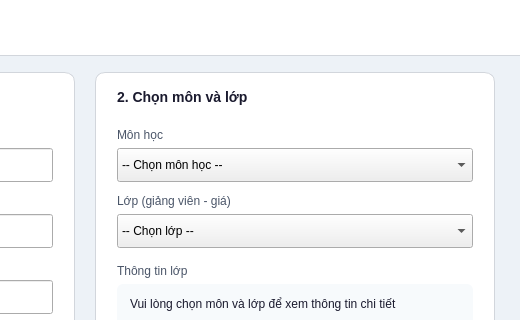
This is frontend/ui/employee_register.ui in abcxyzawe/BaiTapLonPy as Qt 5 draws it before an edit; both pictures show x 580 to 1100 and y 0 to 320 of the 1100 by 700 pixel window. The edited form follows.
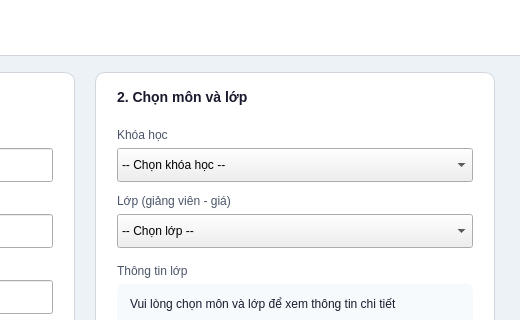
This is the edited form.

Commit message: ui: rename 'mon hoc' -> 'khoa hoc' (scope ngoai khoa)

```diff
--- a/frontend/ui/employee_register.ui
+++ b/frontend/ui/employee_register.ui
@@ -105,11 +105,11 @@
     <widget class="QLabel" name="lblCourseSelect">
      <property name="geometry"><rect><x>22</x><y>54</y><width>360</width><height>18</height></rect></property>
      <property name="styleSheet"><string notr="true">color: #4a5568; font-size: 12px; background: transparent;</string></property>
-     <property name="text"><string>Môn học</string></property>
+     <property name="text"><string>Khóa học</string></property>
     </widget>
     <widget class="QComboBox" name="cboCourse">
      <property name="geometry"><rect><x>22</x><y>76</y><width>356</width><height>34</height></rect></property>
-     <item><property name="text"><string>-- Chọn môn học --</string></property></item>
+     <item><property name="text"><string>-- Chọn khóa học --</string></property></item>
     </widget>
 
     <widget class="QLabel" name="lblClassSelect">
```
The commit also changes 6 other files.
